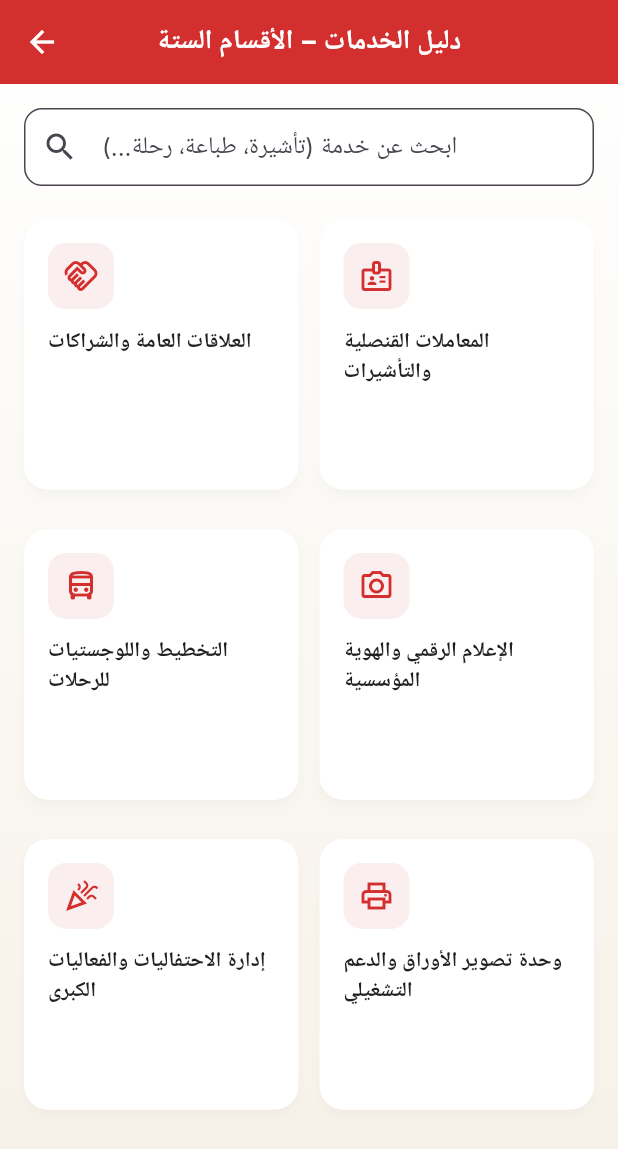
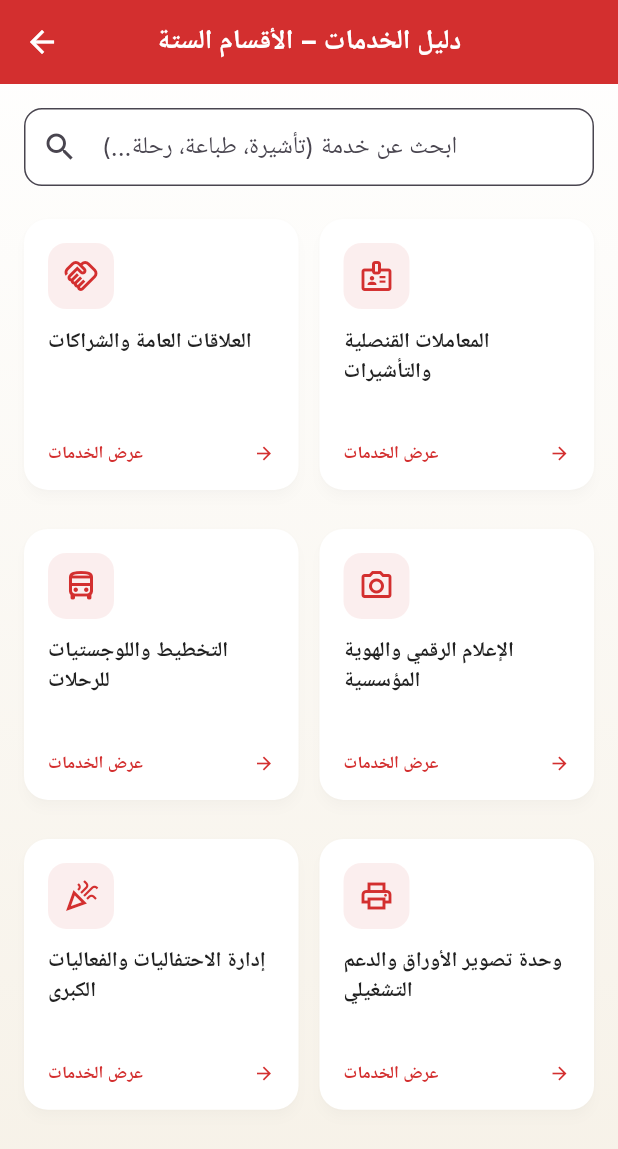
Before and after one commit to amirwahby-DSB/dsb-pr-app, a Flutter app: the ServicesCatalogScreen screen opened directly, on a phone screen of 412 x 824 dp. Shown: the top 1149 px of the screen. Run offline on Flutter 3.47's test engine with Material 3 defaults, Android fonts, the phone set to English and light mode, and no system bars; our stand-ins replace file_picker, pdf, printing; Roboto replaces fonts that are missing (Inter).

Commit message:
Update pillar_card.dart

```diff
--- a/lib/widgets/pillar_card.dart
+++ b/lib/widgets/pillar_card.dart
@@ -22,7 +22,6 @@ class PillarCard extends StatelessWidget {
         return Icons.print_outlined;
     }
   }
-
   /// Returns the pillar's title in the currently selected app language.
   String _localizedTitle(Pillar p) {
     switch (LocaleService.instance.language) {
@@ -32,6 +31,17 @@ class PillarCard extends StatelessWidget {
         return p.titleEn;
       case AppLanguage.de:
         return p.titleDe;
+    }
+  }
+
+  String _viewServicesLabel() {
+    switch (LocaleService.instance.language) {
+      case AppLanguage.ar:
+        return 'عرض الخدمات';
+      case AppLanguage.en:
+        return 'View services';
+      case AppLanguage.de:
+        return 'Leistungen ansehen';
     }
   }
 
@@ -62,6 +72,23 @@ class PillarCard extends StatelessWidget {
                 maxLines: 2,
                 overflow: TextOverflow.ellipsis,
               ),
+              const Spacer(),
+              Row(
+                children: [
+                  Expanded(
+                    child: Text(
+                      _viewServicesLabel(),
+                      style: const TextStyle(
+                        fontSize: 11.5,
+                        fontWeight: FontWeight.w600,
+                        color: DSBAColors.primaryCrimson,
+                      ),
+                      overflow: TextOverflow.ellipsis,
+                    ),
+                  ),
+                  const Icon(Icons.arrow_forward, size: 14, color: DSBAColors.primaryCrimson),
+                ],
+              ),
             ],
           ),
         ),
```
